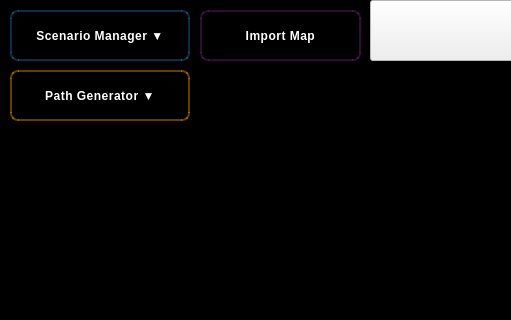
This is cvistarplanner.ui in shridharbhandiwad/Zoppler_MissionPlannerQt as Qt 5 draws it before an edit; both pictures show x 0 to 511 and y 0 to 320 of the 1230 by 705 pixel window. The edited form follows.
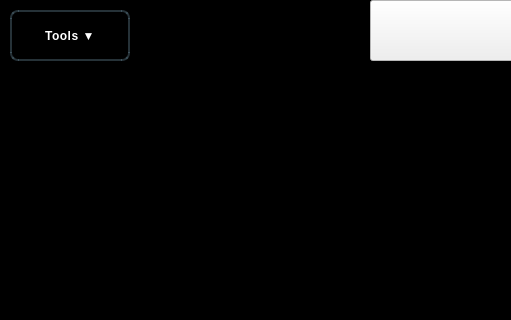
This is the edited form. Custom widgets are drawn as their Qt base class.

Commit message: Refactor UI to consolidate menus and update styling

Patch:
```diff
--- a/cvistarplanner.ui
+++ b/cvistarplanner.ui
@@ -556,139 +556,9 @@
       <widget class="QPushButton" name="pushButton_ImportMaps">
        <property name="geometry">
         <rect>
-         <x>200</x>
-         <y>10</y>
-         <width>161</width>
-         <height>51</height>
-        </rect>
-       </property>
-       <property name="sizePolicy">
-        <sizepolicy hsizetype="Expanding" vsizetype="Expanding">
-         <horstretch>0</horstretch>
-         <verstretch>0</verstretch>
-        </sizepolicy>
-       </property>
-       <property name="font">
-        <font>
-         <pointsize>9</pointsize>
-         <bold>true</bold>
-        </font>
-       </property>
-       <property name="autoFillBackground">
-        <bool>false</bool>
-       </property>
-       <property name="styleSheet">
-        <string notr="true">QPushButton {
-    background: qlineargradient(x1:0, y1:0, x2:0, y2:1,
-                                stop:0 rgba(156, 39, 176, 0.7),
-                                stop:0.5 rgba(142, 36, 170, 0.7),
-                                stop:1 rgba(123, 31, 162, 0.7));
-    border: 2px solid rgba(156, 39, 176, 0.3);
-    color: white;
-    padding: 10px 20px;
-    border-radius: 8px;
-    font-weight: 600;
-    letter-spacing: 0.5px;
-}
-QPushButton:hover {
-    background: qlineargradient(x1:0, y1:0, x2:0, y2:1,
-                                stop:0 rgba(171, 71, 188, 0.7),
-                                stop:0.5 rgba(156, 39, 176, 0.7),
-                                stop:1 rgba(142, 36, 170, 0.7));
-    border: 2px solid rgba(156, 39, 176, 0.5);
-}
-QPushButton:pressed {
-    background: qlineargradient(x1:0, y1:0, x2:0, y2:1,
-                                stop:0 rgba(106, 27, 154, 0.7),
-                                stop:1 rgba(74, 20, 140, 0.7));
-    border: 2px solid rgba(106, 27, 154, 0.8);
-    padding: 11px 20px 9px 20px;
-}
-QPushButton:disabled {
-    background: qlineargradient(x1:0, y1:0, x2:0, y2:1,
-                                stop:0 rgba(189, 189, 189, 0.7),
-                                stop:1 rgba(158, 158, 158, 0.7));
-    border: 2px solid rgba(189, 189, 189, 0.3);
-    color: rgba(255, 255, 255, 0.5);
-}</string>
-       </property>
-       <property name="text">
-        <string>Import Map</string>
-       </property>
-      </widget>
-      <widget class="QPushButton" name="pushButton_PathGenerator">
-       <property name="geometry">
-        <rect>
          <x>10</x>
-         <y>70</y>
-         <width>180</width>
-         <height>51</height>
-        </rect>
-       </property>
-       <property name="sizePolicy">
-        <sizepolicy hsizetype="Expanding" vsizetype="Expanding">
-         <horstretch>0</horstretch>
-         <verstretch>0</verstretch>
-        </sizepolicy>
-       </property>
-       <property name="font">
-        <font>
-         <pointsize>9</pointsize>
-         <bold>true</bold>
-        </font>
-       </property>
-       <property name="autoFillBackground">
-        <bool>false</bool>
-       </property>
-       <property name="styleSheet">
-        <string notr="true">QPushButton {
-    background: qlineargradient(x1:0, y1:0, x2:0, y2:1,
-                                stop:0 rgba(255, 152, 0, 0.85),
-                                stop:0.5 rgba(245, 124, 0, 0.85),
-                                stop:1 rgba(230, 81, 0, 0.85));
-    border: 2px solid rgba(255, 152, 0, 0.4);
-    color: white;
-    padding: 10px 20px;
-    border-radius: 8px;
-    font-weight: 600;
-    letter-spacing: 0.5px;
-}
-QPushButton:hover {
-    background: qlineargradient(x1:0, y1:0, x2:0, y2:1,
-                                stop:0 rgba(255, 167, 38, 0.9),
-                                stop:0.5 rgba(255, 152, 0, 0.9),
-                                stop:1 rgba(245, 124, 0, 0.9));
-    border: 2px solid rgba(255, 167, 38, 0.6);
-}
-QPushButton:pressed {
-    background: qlineargradient(x1:0, y1:0, x2:0, y2:1,
-                                stop:0 rgba(230, 81, 0, 0.9),
-                                stop:1 rgba(191, 54, 12, 0.9));
-    border: 2px solid rgba(230, 81, 0, 0.8);
-    padding: 11px 20px 9px 20px;
-}
-QPushButton:disabled {
-    background: qlineargradient(x1:0, y1:0, x2:0, y2:1,
-                                stop:0 rgba(189, 189, 189, 0.7),
-                                stop:1 rgba(158, 158, 158, 0.7));
-    border: 2px solid rgba(189, 189, 189, 0.3);
-    color: rgba(255, 255, 255, 0.5);
-}
-QPushButton::menu-indicator {
-    image: none;
-    width: 0px;
-}</string>
-       </property>
-       <property name="text">
-        <string>Path Generator ▼</string>
-       </property>
-      </widget>
-      <widget class="QPushButton" name="pushButton_ScenarioManagerMenu">
-       <property name="geometry">
-        <rect>
-         <x>10</x>
          <y>10</y>
-         <width>180</width>
+         <width>120</width>
          <height>51</height>
         </rect>
        </property>
@@ -710,10 +580,10 @@
        <property name="styleSheet">
         <string notr="true">QPushButton {
     background: qlineargradient(x1:0, y1:0, x2:0, y2:1,
-                                stop:0 rgba(33, 150, 243, 0.7),
-                                stop:0.5 rgba(30, 136, 229, 0.7),
-                                stop:1 rgba(25, 118, 210, 0.7));
-    border: 2px solid rgba(33, 150, 243, 0.3);
+                                stop:0 rgba(96, 125, 139, 0.85),
+                                stop:0.5 rgba(84, 110, 122, 0.85),
+                                stop:1 rgba(69, 90, 100, 0.85));
+    border: 2px solid rgba(96, 125, 139, 0.4);
     color: white;
     padding: 10px 20px;
     border-radius: 8px;
@@ -747,7 +617,7 @@
 }</string>
        </property>
        <property name="text">
-        <string>Scenario Manager ▼</string>
+        <string>Tools ▼</string>
        </property>
       </widget>
      </widget>
```
Left out of the diff: 16 changed lines with no effect on the pictures. The commit also changes 1 other file.
